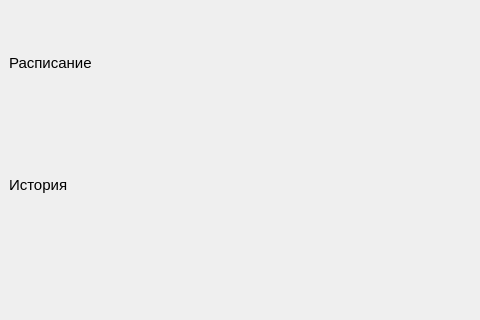
Old version of the form ui/v1/main_window.ui in the repository mcsltd/mcs-inRat-planner; both pictures show x 0 to 480 and y 287 to 607 of the 827 by 607 pixel window.
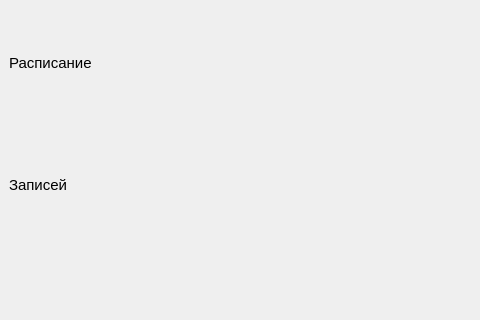
New version of the form.

Commit message: ui(v1): rename column and rename same field in dlg window

Patch:
```diff
--- a/ui/v1/main_window.ui
+++ b/ui/v1/main_window.ui
@@ -147,7 +147,7 @@
            </font>
           </property>
           <property name="text">
-           <string>История</string>
+           <string>Записей</string>
           </property>
          </widget>
         </item>
```
The commit also changes 7 other files.
